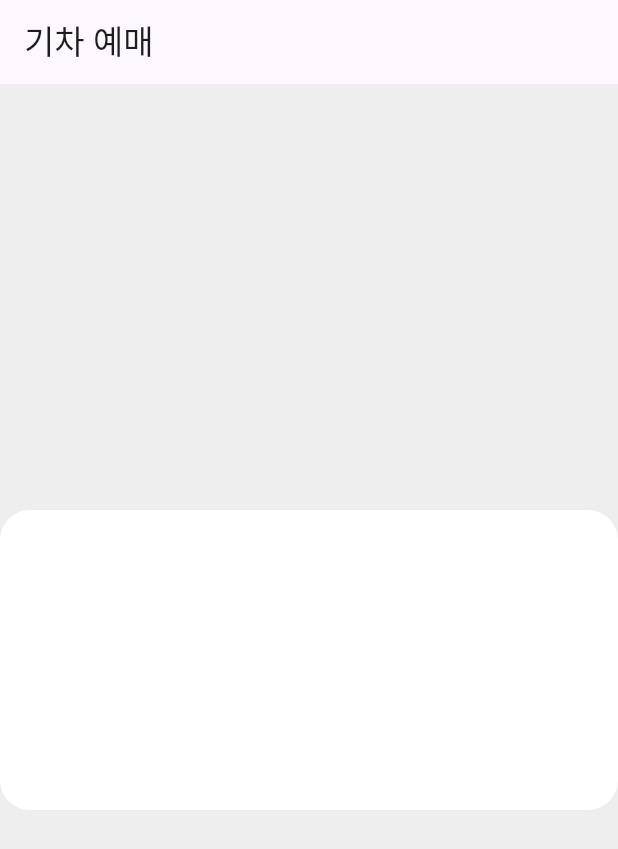
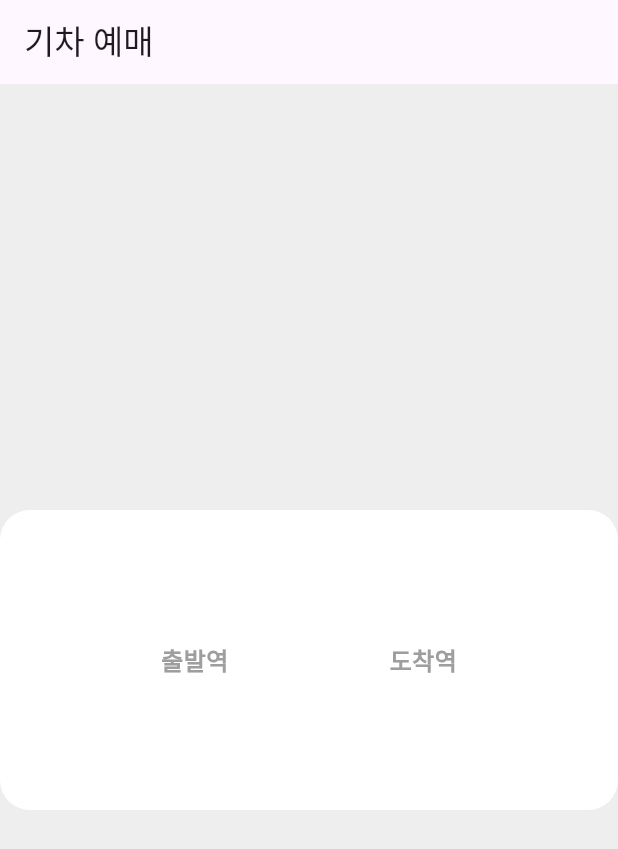
Before and after one commit to seoyeon-haru/flutter_train_app, a Flutter app: the screen it shows after launch, on a phone screen of 412 x 824 dp. Shown: the top 849 px of the screen. Run offline on Flutter 3.47's test engine with Material 3 defaults, Android fonts, the phone set to English and light mode, and no system bars.

Commit message:
Implement departure and arrival in station_selector.dart

```diff
--- a/lib/home/widget/station_selector.dart
+++ b/lib/home/widget/station_selector.dart
@@ -9,6 +9,17 @@ class StationSelector extends StatelessWidget {
         color: Colors.white,
         borderRadius: BorderRadius.circular(20), // 모서리 둥글기
       ),
+      child: Row(
+        mainAxisAlignment: MainAxisAlignment.spaceEvenly,
+        children: [
+          Text('출발역',  // 텍스트 입력
+          style: TextStyle(fontSize: 16, // 텍스트 스타일 변경
+          color: Colors.grey,
+          fontWeight: FontWeight.bold),),
+          Text('도착역', style: TextStyle(fontSize: 16, // 텍스트 입력
+          color: Colors.grey, fontWeight: FontWeight.bold),) // 텍스트 스타일 변경
+        ],
+      ),
     );
   }
 }
```
